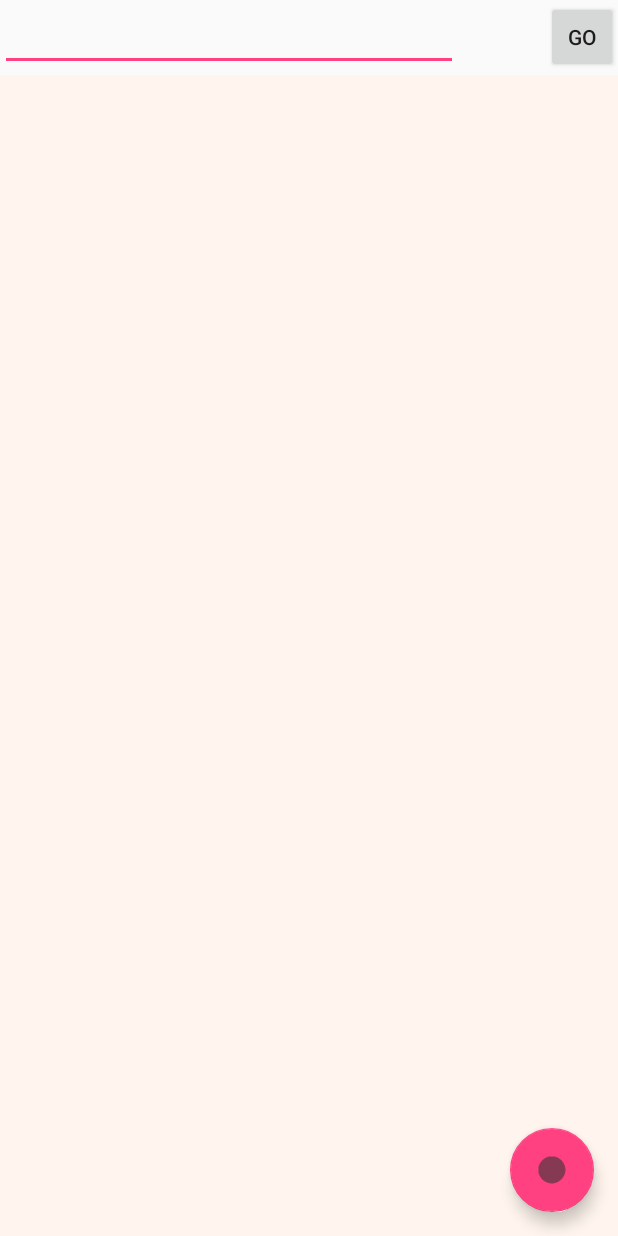
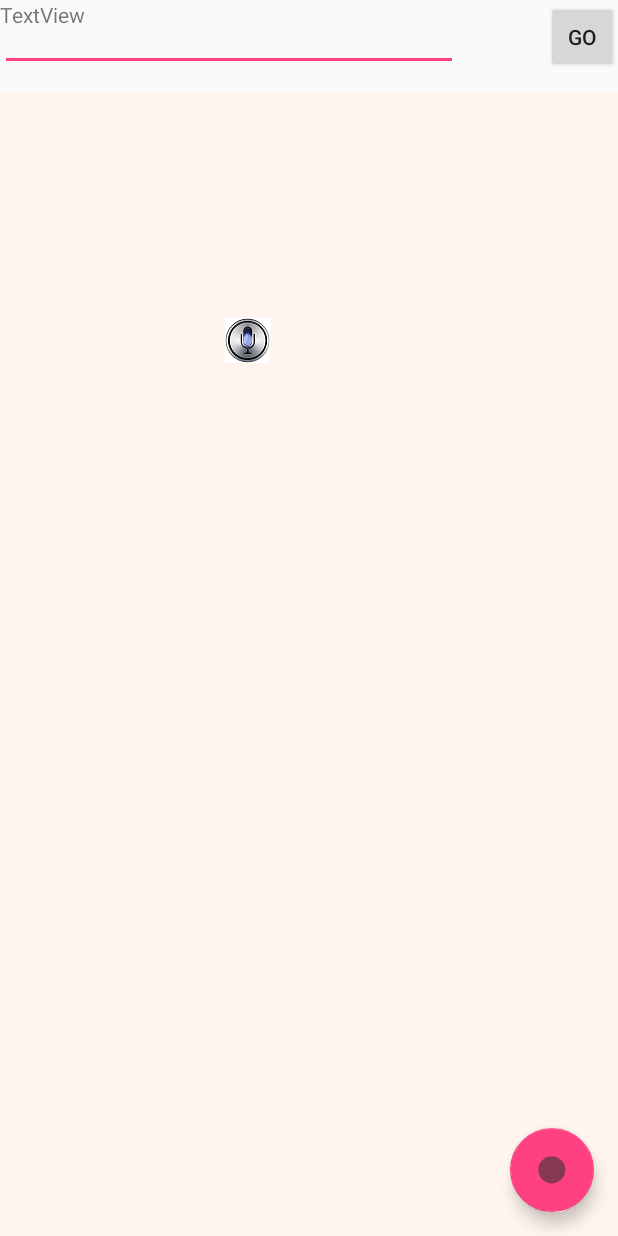
Before and after one commit to mlzepplin/Friday, an Android app: the screen it shows after launch (MainActivity), on a phone screen of 412 x 824 dp. Run offline under Robolectric (Android 15) with nearby library versions, the light colour scheme and no system bars.

Commit message:
mic connected buggy

```diff
--- a/app/build.gradle
+++ b/app/build.gradle
@@ -16,6 +16,11 @@ android {
             minifyEnabled false
             proguardFiles getDefaultProguardFile('proguard-android.txt'), 'proguard-rules.pro'
         }
+        buildTypes {
+            debug {
+                debuggable true
+            }
+        }
     }
 }
 
--- a/app/src/main/AndroidManifest.xml
+++ b/app/src/main/AndroidManifest.xml
@@ -1,12 +1,15 @@
 <?xml version="1.0" encoding="utf-8"?>
 <manifest xmlns:android="http://schemas.android.com/apk/res/android"
+    xmlns:tools="http://schemas.android.com/tools"
     package="com.example.rishabh.friday" >
 
     <application
+        android:debuggable="true"
         android:allowBackup="true"
         android:icon="@mipmap/ic_launcher"
         android:label="@string/app_name"
-        android:theme="@style/AppTheme" >
+        android:theme="@style/AppTheme"
+        tools:ignore="HardcodedDebugMode">
         <activity
             android:name=".MainActivity"
             android:label="@string/app_name"
--- a/app/src/main/res/layout/activity_main.xml
+++ b/app/src/main/res/layout/activity_main.xml
@@ -5,15 +5,13 @@
 <android.support.design.widget.CoordinatorLayout
     xmlns:android="http://schemas.android.com/apk/res/android"
     xmlns:app="http://schemas.android.com/apk/res-auto"
+    xmlns:tools="http://schemas.android.com/tools"
     android:layout_width="match_parent"
     android:layout_height="match_parent">
 
 
-
     <RelativeLayout
-        xmlns:android="http://schemas.android.com/apk/res/android"
-        xmlns:app="http://schemas.android.com/apk/res-auto"
-        xmlns:tools="http://schemas.android.com/tools" android:layout_width="match_parent"
+        android:layout_width="match_parent"
         android:layout_height="match_parent"
         tools:context=".MainActivity"
         android:id="@+id/whatsup"
@@ -22,11 +20,65 @@
 
         <FrameLayout
             android:layout_width="match_parent"
+            android:layout_height="match_parent"
+            android:layout_below="@+id/frameLayout2"
+            android:background="#FFF5EE">
+
+            <ScrollView android:layout_width="wrap_content"
+                android:layout_height="match_parent"
+                android:id="@+id/labelsScrollView"
+                >
+            </ScrollView>
+            <ListView
+                android:layout_width="fill_parent"
+                android:layout_height="match_parent"
+                android:id="@+id/labelsListView"
+                android:layout_gravity="left|center_vertical"
+                android:focusableInTouchMode="false"
+                android:focusable="false" />
+
+            <android.support.design.widget.FloatingActionButton
+                android:id="@+id/fab"
+                android:layout_width="wrap_content"
+                android:layout_height="wrap_content"
+                android:layout_margin="16dp"
+                android:clickable="true"
+                android:src="@drawable/ic_fab"
+                app:layout_anchor="@id/labelsListView"
+                app:layout_anchorGravity="bottom|right|end"
+                android:layout_gravity="right|bottom" />
+
+            <!-- mic add -->
+            <ImageButton
+                android:id="@+id/btnSpeak"
+                android:layout_width="wrap_content"
+                android:layout_height="wrap_content"
+                android:background="@null"
+                android:src="@drawable/mic"
+                android:layout_margin="150dp" />
+
+            <!-- mic add ends -->
+        </FrameLayout>
+
+        <FrameLayout
+            android:layout_width="match_parent"
             android:layout_height="50dp"
-            android:layout_alignParentTop="true"
+            android:id="@+id/frameLayout2"
             android:layout_alignParentLeft="true"
             android:layout_alignParentStart="true"
-            android:id="@+id/frameLayout2">
+            android:layout_marginBottom="12dp">
+
+            <FrameLayout
+                android:layout_width="match_parent"
+                android:layout_height="match_parent"
+                tools:layout_height="50dp">
+
+                <TextView
+                    android:text="TextView"
+                    android:layout_width="300dp"
+                    android:layout_height="match_parent"
+                    android:id="@+id/txtSpeechInput" />
+            </FrameLayout>
 
             <Button
                 style="?android:attr/buttonStyleSmall"
@@ -54,37 +106,6 @@
 
         </FrameLayout>
 
-        <FrameLayout
-            android:layout_width="match_parent"
-            android:layout_height="match_parent"
-            android:layout_below="@+id/frameLayout2"
-            android:background="#FFF5EE">
-
-            <ScrollView android:layout_width="wrap_content"
-                android:layout_height="match_parent"
-                android:id="@+id/labelsScrollView"
-                >
-            </ScrollView>
-            <ListView
-                android:layout_width="fill_parent"
-                android:layout_height="fill_parent"
-                android:id="@+id/labelsListView"
-                android:layout_gravity="left|center_vertical"
-                android:focusableInTouchMode="false"
-                android:focusable="false" />
-
-            <android.support.design.widget.FloatingActionButton
-                android:id="@+id/fab"
-                android:layout_width="wrap_content"
-                android:layout_height="wrap_content"
-                android:layout_margin="16dp"
-                android:clickable="true"
-                android:src="@drawable/ic_fab"
-                app:layout_anchor="@id/labelsListView"
-                app:layout_anchorGravity="bottom|right|end"
-                android:layout_gravity="right|bottom" />
-        </FrameLayout>
-
 
     </RelativeLayout>
 
--- a/app/src/main/res/values-v21/styles.xml
+++ b/app/src/main/res/values-v21/styles.xml
@@ -4,5 +4,6 @@
         <item name="windowNoTitle">true</item>
         <item name="android:windowDrawsSystemBarBackgrounds">true</item>
         <item name="android:statusBarColor">@android:color/transparent</item>
+        <item name="android:soundEffectsEnabled">false</item>
     </style>
 </resources>
--- a/app/src/main/res/values/colors.xml
+++ b/app/src/main/res/values/colors.xml
@@ -3,4 +3,6 @@
     <color name="colorPrimary">#3F51B5</color>
     <color name="colorPrimaryDark">#303F9F</color>
     <color name="colorAccent">#FF4081</color>
+    <!-- mic add -->
+    <color name="white">#ffffff</color>
 </resources>
--- a/app/src/main/res/values/styles.xml
+++ b/app/src/main/res/values/styles.xml
@@ -10,6 +10,7 @@
     <style name="AppTheme.NoActionBar">
         <item name="windowActionBar">false</item>
         <item name="windowNoTitle">true</item>
+        <item name="android:soundEffectsEnabled">false</item>
     </style>
     <style name="AppTheme.AppBarOverlay" parent="ThemeOverlay.AppCompat.Dark.ActionBar" />
     <style name="AppTheme.PopupOverlay" parent="ThemeOverlay.AppCompat.Light" />
--- a/build.gradle
+++ b/build.gradle
@@ -5,7 +5,7 @@ buildscript {
         jcenter()
     }
     dependencies {
-        classpath 'com.android.tools.build:gradle:1.3.0'
+        classpath 'com.android.tools.build:gradle:2.2.3'
 
         // NOTE: Do not place your application dependencies here; they belong
         // in the individual module build.gradle files
```
Also changed, not shown: app/src/main/java/com/example/rishabh/friday/AddNewLabel.java (+117 -3 lines), app/src/main/java/com/example/rishabh/friday/MainActivity.java (+95 -3 lines), app/src/main/res/drawable-hdpi/mic.png (added), app/src/main/res/drawable-mdpi/mic.png (added), app/src/main/res/drawable-xhdpi/mic.png (added), app/src/main/res/drawable-xxhdpi/mic.png (added), gradle/wrapper/gradle-wrapper.properties, 1 other file.
